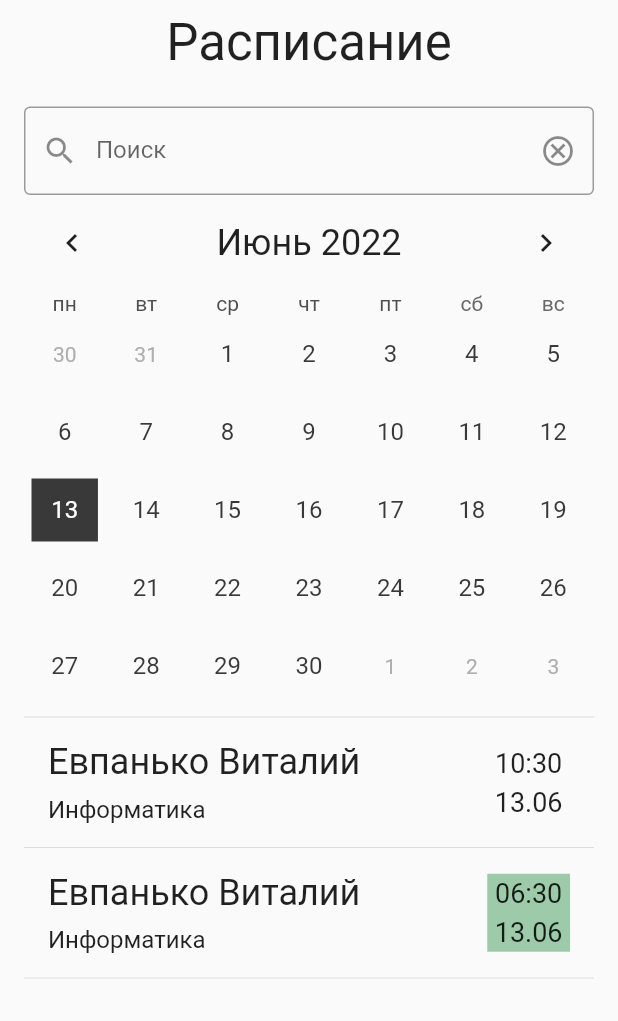
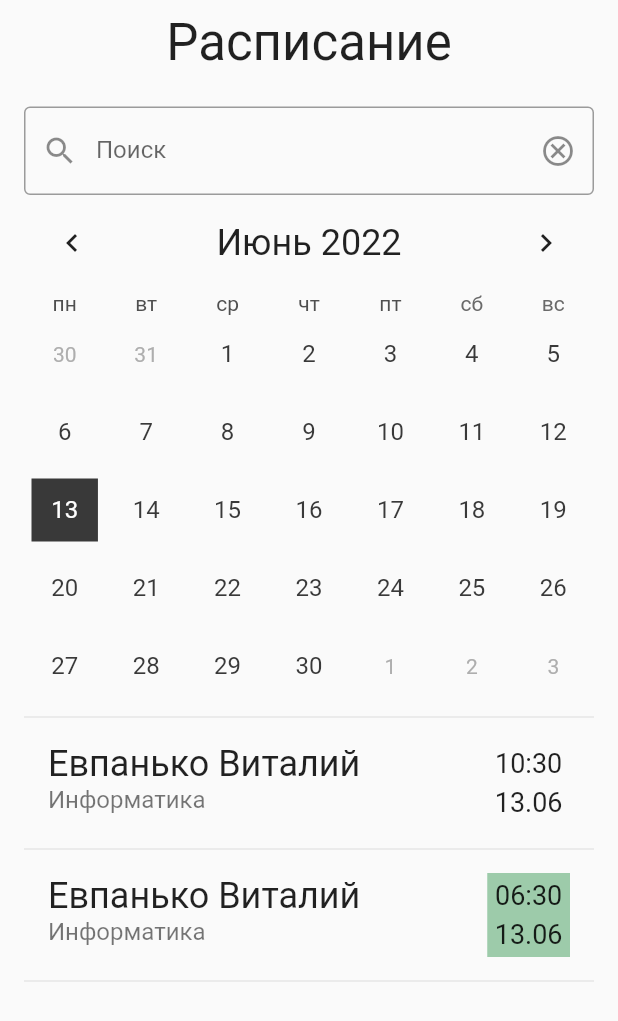
Before and after one commit to RealityFamily/repiton_flutter_app, a Flutter app: the TimeTableScreen widget shown alone on an empty page, opened directly, on a phone screen of 412 x 824 dp. Shown: the top 1021 px of the screen. Run offline on Flutter 3.47's test engine with Material 2 defaults, Android fonts, the phone set to English and light mode, and no system bars; drawn by our look-alikes of table_calendar; our stand-ins replace dio, file_picker, flutter_markdown, flutter_riverpod, flutter_secure_storage, get_it and 2 more; missing offline and left inert: flutter_emoji, jitsi_meet, rocket_chat_connector_flutter; accounts and stored records are empty; generated files the repository leaves out were written again.

Commit message:
Revert commit for takeaway unused files

```diff
--- a/lib/screens/teacher/timetable_screen.dart
+++ b/lib/screens/teacher/timetable_screen.dart
@@ -1,7 +1,6 @@
 import 'package:flutter/material.dart';
 import 'package:flutter_riverpod/flutter_riverpod.dart';
 import 'package:intl/intl.dart';
-import 'package:repiton/model/discipline.dart';
 import 'package:repiton/model/lesson.dart';
 import 'package:repiton/provider/root_provider.dart';
 import 'package:repiton/screens/teacher/lesson_screen.dart';
@@ -16,106 +15,6 @@ class TimeTableScreen extends StatefulWidget {
 }
 
 class _TimeTableScreenState extends State<TimeTableScreen> {
-  Color? _lessonElementInListColor(LessonStatus status) {
-    switch (status) {
-      case LessonStatus.done:
-        return const Color(0xFF9DCBAA);
-      case LessonStatus.canceled:
-        return const Color(0xFFDE9898);
-      case LessonStatus.moved:
-        return const Color(0xFFFFEE97);
-      case LessonStatus.planned:
-        return Colors.transparent;
-      default:
-        return null;
-    }
-  }
-
-  void _onTapStudentElementInList(Discipline discipline, Lesson lesson) {
-    RootProvider.getLessons().openLesson(lesson);
-    Navigator.of(context).push(
-      MaterialPageRoute(
-        builder: (context) => LessonScreen(
-          disciplineName: discipline.name,
-          studentName: discipline.student.fullName,
-          rocketChatRef: discipline.rocketChatReference,
-          teacherImageUrl: discipline.teacher.imageUrl,
-          studentImageUrl: discipline.student.imageUrl,
-        ),
-      ),
-    );
-  }
-
-  Widget _studentElementInList(Discipline discipline, Lesson lesson) {
-    return InkWell(
-      hoverColor: Colors.grey[200],
-      onTap: () => _onTapStudentElementInList(discipline, lesson),
-      child: Padding(
-        padding: const EdgeInsets.symmetric(vertical: 8, horizontal: 16),
-        child: Row(
-          children: [
-            Expanded(
-              child: Column(
-                crossAxisAlignment: CrossAxisAlignment.start,
-                children: [
-                  Text(
-                    discipline.student.fullName,
-                    style: const TextStyle(fontSize: 24),
-                  ),
-                  const SizedBox(height: 8),
-                  Text(
-                    discipline.name,
-                    style: const TextStyle(fontSize: 16),
-                  ),
-                ],
-              ),
-            ),
-            Container(
-              padding: const EdgeInsets.symmetric(vertical: 2.5, horizontal: 5),
-              color: _lessonElementInListColor(lesson.status),
-              child: Column(
-                children: [
-                  Text(
-                    DateFormat("HH:mm").format(lesson.dateTimeStart),
-                    style: const TextStyle(fontSize: 18),
-                  ),
-                  const SizedBox(height: 5),
-                  Text(
-                    DateFormat("dd.MM").format(lesson.dateTimeStart),
-                    style: const TextStyle(fontSize: 18),
-                  ),
-                ],
-              ),
-            ),
-          ],
-        ),
-      ),
-    );
-  }
-
-  Widget _searchField() {
-    return TextField(
-      decoration: InputDecoration(
-        border: OutlineInputBorder(
-          borderSide: BorderSide(
-            width: 3,
-            color: Theme.of(context).colorScheme.primary,
-          ),
-        ),
-        labelText: "Поиск",
-        prefixIcon: const Icon(Icons.search),
-        suffixIcon: IconButton(
-          icon: const Icon(
-            Icons.cancel_outlined,
-          ),
-          onPressed: () {
-            debugPrint("Cancel search");
-          },
-        ),
-      ),
-    );
-  }
-
   @override
   Widget build(BuildContext context) {
     return SafeArea(
@@ -135,7 +34,26 @@ class _TimeTableScreenState extends State<TimeTableScreen> {
               const SizedBox(
                 height: 23,
               ),
-              _searchField(),
+              TextField(
+                decoration: InputDecoration(
+                  border: OutlineInputBorder(
+                    borderSide: BorderSide(
+                      width: 3,
+                      color: Theme.of(context).colorScheme.primary,
+                    ),
+                  ),
+                  labelText: "Поиск",
+                  prefixIcon: const Icon(Icons.search),
+                  suffixIcon: IconButton(
+                    icon: const Icon(
+                      Icons.cancel_outlined,
+                    ),
+                    onPressed: () {
+                      debugPrint("Cancel search");
+                    },
+                  ),
+                ),
+              ),
               FutureBuilder(
                 future: _getLessons(DateTime.now()),
                 builder: (context, snapshot) {
@@ -162,7 +80,78 @@ class _TimeTableScreenState extends State<TimeTableScreen> {
                                   List<Widget> result = [];
                                   for (var discipline in teachersLessons.todayLessons) {
                                     for (var lesson in discipline.lessons) {
-                                      result.add(_studentElementInList(discipline, lesson));
+                                      result.add(
+                                        ListTile(
+                                          title: Text(
+                                            discipline.student.fullName,
+                                            style: const TextStyle(
+                                              fontSize: 24,
+                                            ),
+                                          ),
+                                          subtitle: Text(
+                                            discipline.name,
+                                            style: const TextStyle(
+                                              fontSize: 16,
+                                            ),
+                                          ),
+                                          trailing: Container(
+                                            padding: const EdgeInsets.symmetric(
+                                              vertical: 2.5,
+                                              horizontal: 5,
+                                            ),
+                                            color: (() {
+                                              switch (lesson.status) {
+                                                case LessonStatus.done:
+                                                  return const Color(0xFF9DCBAA);
+                                                case LessonStatus.canceled:
+                                                  return const Color(0xFFDE9898);
+                                                case LessonStatus.moved:
+                                                  return const Color(0xFFFFEE97);
+                                                case LessonStatus.planned:
+                                                  return Colors.transparent;
+                                                default:
+                                                  return null;
+                                              }
+                                            }()),
+                                            child: Column(
+                                              mainAxisAlignment: MainAxisAlignment.center,
+                                              children: [
+                                                Text(
+                                                  DateFormat("HH:mm").format(
+                                                    lesson.dateTimeStart,
+                                                  ),
+                                                  style: const TextStyle(
+                                                    fontSize: 18,
+                                                  ),
+                                                ),
+                                                const SizedBox(height: 5),
+                                                Text(
+                                                  DateFormat("dd.MM").format(
+                                                    lesson.dateTimeStart,
+                                                  ),
+                                                  style: const TextStyle(
+                                                    fontSize: 18,
+                                                  ),
+                                                ),
+                                              ],
+                                            ),
+                                          ),
+                                          onTap: () {
+                                            RootProvider.getLessons().openLesson(lesson);
+                                            Navigator.of(context).push(
+                                              MaterialPageRoute(
+                                                builder: (context) => LessonScreen(
+                                                  disciplineName: discipline.name,
+                                                  studentName: discipline.student.fullName,
+                                                  rocketChatRef: discipline.rocketChatReference,
+                                                  teacherImageUrl: discipline.teacher.imageUrl,
+                                                  studentImageUrl: discipline.student.imageUrl,
+                                                ),
+                                              ),
+                                            );
+                                          },
+                                        ),
+                                      );
                                       result.add(
                                         const Divider(),
                                       );
```
